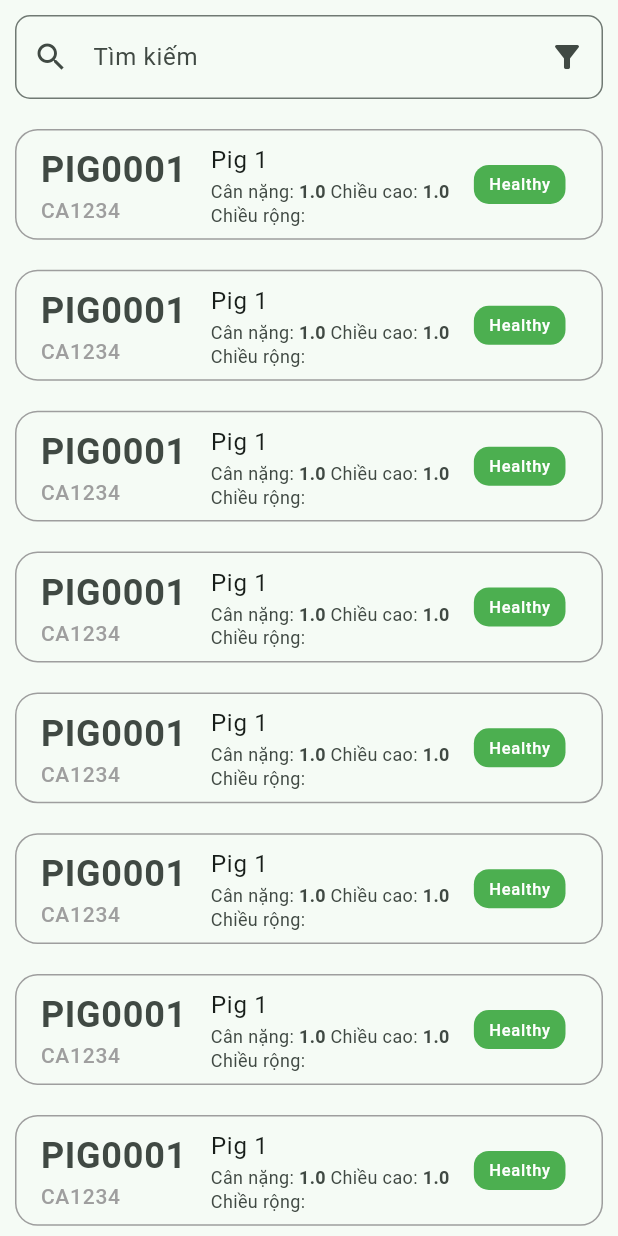
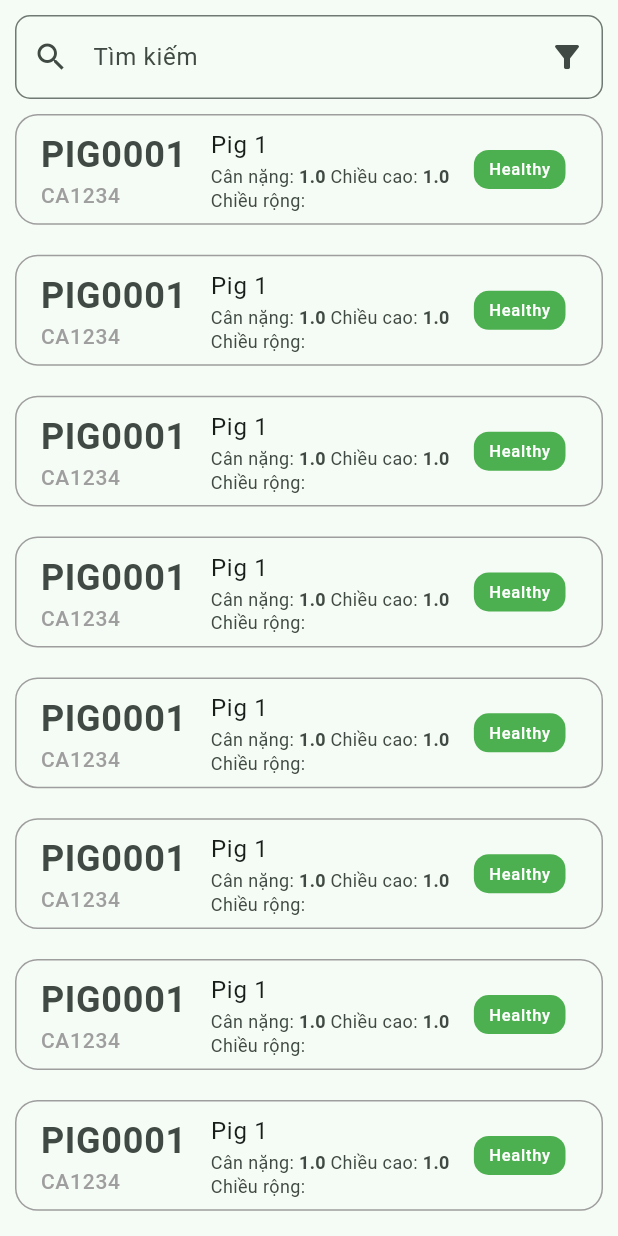
Before and after one commit to vma-pf/vma-mobile, a Flutter app: the PigList screen opened directly, on a phone screen of 412 x 824 dp. Run offline on Flutter 3.47's test engine with Material 3 defaults, Android fonts, the phone set to English and light mode, and no system bars; our stand-ins replace dio, either_dart, flutter_secure_storage, go_router; missing offline and left inert: signalr_netcore; accounts and stored records are empty.

Commit message:
feat: adjust padding

```diff
--- a/lib/app/screens/pig_list/pig_item.dart
+++ b/lib/app/screens/pig_list/pig_item.dart
@@ -10,7 +10,7 @@ class PigItem extends StatelessWidget {
   @override
   Widget build(BuildContext context) {
     return Container(
-      margin: const EdgeInsets.symmetric(vertical: 10, horizontal: 0),
+      margin: const EdgeInsets.only(bottom: 20),
       decoration: BoxDecoration(
         border: Border.all(color: Colors.grey),
         borderRadius: BorderRadius.circular(15),
--- a/lib/app/screens/pig_list/pig_list.dart
+++ b/lib/app/screens/pig_list/pig_list.dart
@@ -42,10 +42,11 @@ class _PigListState extends VMAState<PigList> {
                 return Column(children: [
                   const SizedBox(height: 10),
                   const vma.SearchBar(),
+                  const SizedBox(height: 10),
                   Expanded(
                     child: ListView.builder(
                       padding: const EdgeInsets.symmetric(
-                          horizontal: 10, vertical: 10),
+                          horizontal: 10, vertical: 0),
                       itemCount: pigs.length,
                       itemBuilder: (context, index) {
                         var pig = pigs[index];
```
